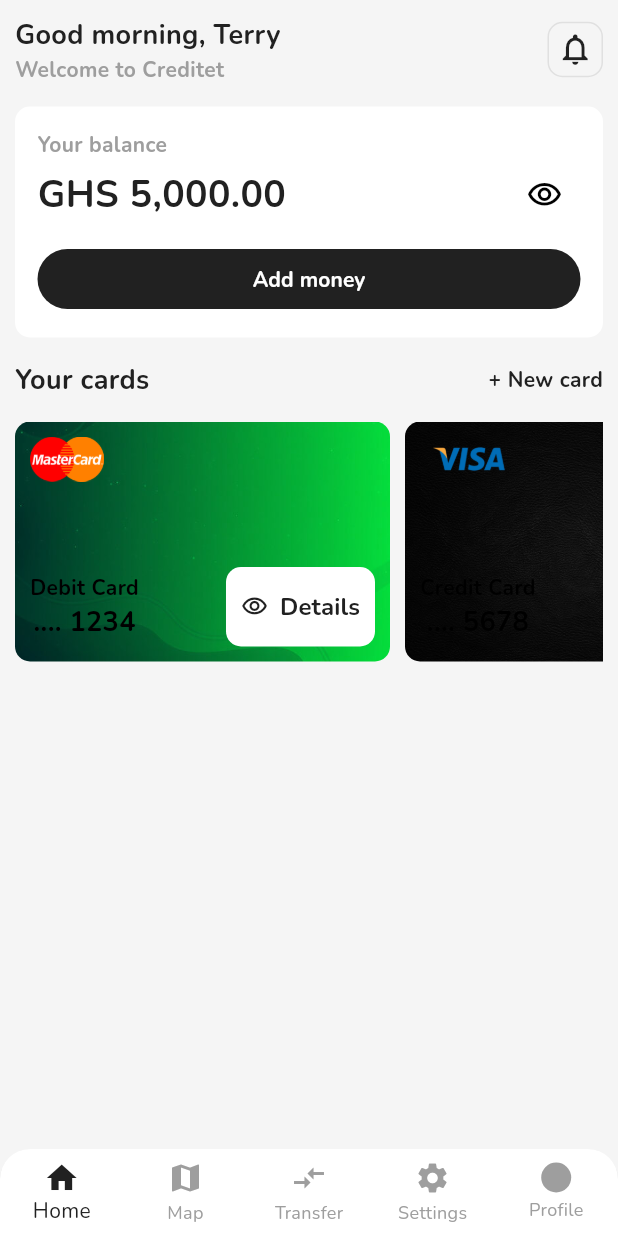
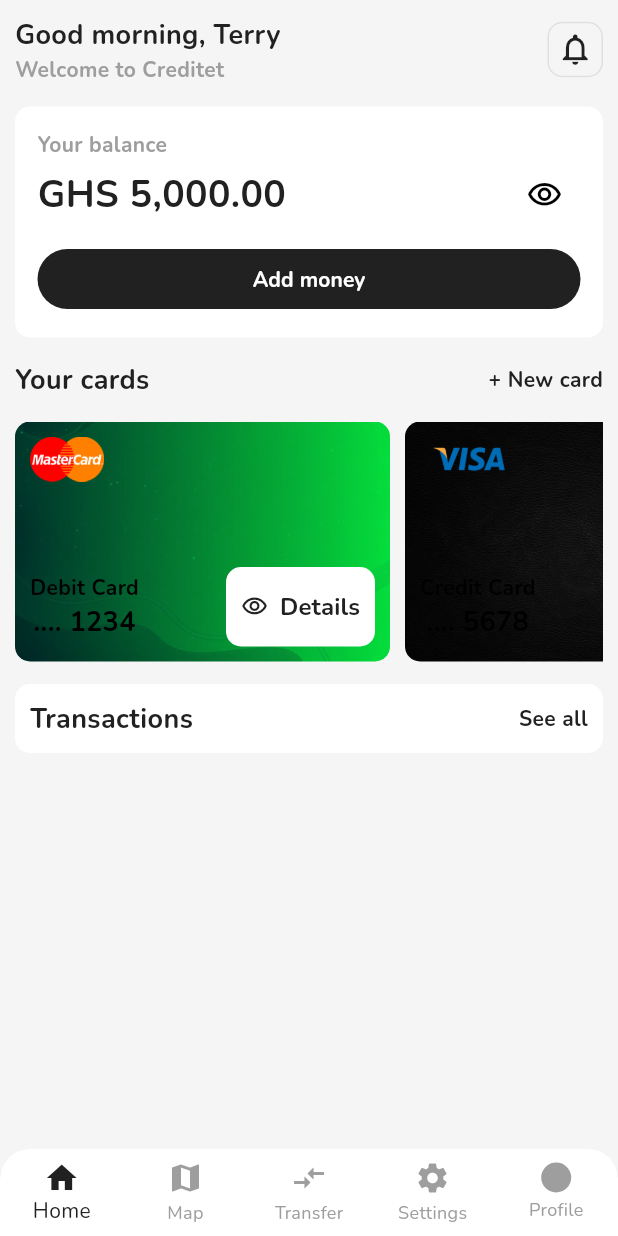
Before and after one commit to Grld-Andy/Banking-Mobile, a Flutter app: the screen it shows after launch, on a phone screen of 412 x 824 dp. Run offline on Flutter 3.47's test engine with Material 3 defaults, Android fonts, the phone set to English and light mode, and no system bars.

Commit message:
add cards list

```diff
--- /dev/null
+++ b/lib/features/main/presentation/components/homepage/credit_card.dart
@@ -0,0 +1,96 @@
+import 'package:flutter/material.dart';
+import 'package:mobile_bank/features/main/domain/models/bank_card.dart';
+
+class CreditCard extends StatelessWidget {
+  const CreditCard({
+    super.key,
+    required this.card,
+  });
+
+  final BankCard card;
+
+  @override
+  Widget build(BuildContext context) {
+    return SizedBox(
+      width: 250,
+      child: Stack(
+        children: [
+          ClipRRect(
+            borderRadius: BorderRadius.circular(10),
+            child: Container(
+              decoration: BoxDecoration(
+                borderRadius: BorderRadius.circular(10)
+              ),
+              child: Image.asset(
+                card.backgroundImage,
+                height: 160,
+                width: double.infinity,
+                fit: BoxFit.cover,
+              ),
+            ),
+          ),
+          Padding(
+            padding: EdgeInsets.all(10),
+            child: Column(
+              crossAxisAlignment: CrossAxisAlignment.start,
+              mainAxisAlignment: MainAxisAlignment.spaceBetween,
+              children: [
+                Image.asset(
+                  card.bankLogo,
+                  height: 30,
+                ),
+                Row(
+                  mainAxisAlignment: MainAxisAlignment.spaceBetween,
+                  children: [
+                    Column(
+                      children: [
+                        Text(
+                          card.cardType,
+                          style: TextStyle(
+                            color: Colors.black,
+                            fontWeight: FontWeight.bold,
+                            fontSize: Theme.of(context).textTheme.bodySmall?.fontSize
+                          ),
+                        ),
+                        Text(
+                          card.cardNumber,
+                          style: TextStyle(
+                            color: Colors.black,
+                            fontWeight: FontWeight.bold,
+                            fontSize: Theme.of(context).textTheme.bodyLarge?.fontSize
+                          ),
+                        ),
+                      ],
+                    ),
+                    TextButton.icon(
+                      onPressed: (){},
+                      style: TextButton.styleFrom(
+                        backgroundColor: Theme.of(context).colorScheme.tertiary,
+                        shape: RoundedRectangleBorder(
+                          borderRadius: BorderRadius.circular(10), // smaller radius
+                        ),
+                        padding: EdgeInsets.symmetric(horizontal: 10, vertical: 15)
+                      ),
+                      icon: Icon(
+                        Icons.visibility_outlined,
+                        color: Theme.of(context).colorScheme.inversePrimary
+                      ),
+                      label: Text(
+                        "Details",
+                        style: TextStyle(
+                          color: Theme.of(context).colorScheme.inversePrimary,
+                          fontWeight: FontWeight.bold,
+                          fontSize: Theme.of(context).textTheme.bodyMedium?.fontSize
+                        ),
+                      ),
+                    )
+                  ],
+                )
+              ],
+            ),
+          )
+        ]
+      ),
+    );
+  }
+}
--- /dev/null
+++ b/lib/features/main/presentation/components/homepage/salutations.dart
@@ -0,0 +1,47 @@
+import 'package:flutter/material.dart';
+
+class Salutations extends StatelessWidget {
+  const Salutations({
+    super.key,
+  });
+
+  @override
+  Widget build(BuildContext context) {
+    return Row(
+      mainAxisAlignment: MainAxisAlignment.spaceBetween,
+      children: [
+        Column(
+          crossAxisAlignment: CrossAxisAlignment.start,
+          children: [
+            Text(
+              "Good morning, Terry",
+              style: TextStyle(
+                color: Theme.of(context).colorScheme.inversePrimary,
+                fontWeight: FontWeight.bold,
+                fontSize: Theme.of(context).textTheme.bodyLarge?.fontSize
+              ),
+            ),
+            Text(
+              "Welcome to Creditet",
+              style: TextStyle(
+                color: Theme.of(context).colorScheme.primary,
+                fontWeight: FontWeight.bold,
+                fontSize: Theme.of(context).textTheme.bodySmall?.fontSize
+              ),
+            ),
+          ],
+        ),
+        GestureDetector(
+          child: Container(
+            padding: EdgeInsets.all(5),
+            decoration: BoxDecoration(
+              border: Border.all(width: 1, color: Theme.of(context).colorScheme.secondary),
+              borderRadius: BorderRadius.circular(10),
+            ),
+            child: Icon(Icons.notifications_none_outlined, size: 25,)
+          ),
+        )
+      ],
+    );
+  }
+}
--- a/lib/features/main/presentation/pages/homepage.dart
+++ b/lib/features/main/presentation/pages/homepage.dart
@@ -1,6 +1,8 @@
 import 'package:flutter/material.dart';
 import 'package:intl/intl.dart';
 import 'package:mobile_bank/features/main/domain/models/bank_card.dart';
+import 'package:mobile_bank/features/main/presentation/components/homepage/credit_card.dart';
+import 'package:mobile_bank/features/main/presentation/components/homepage/salutations.dart';
 
 class Homepage extends StatefulWidget {
   const Homepage({super.key});
@@ -56,42 +58,7 @@ class _HomepageState extends State<Homepage> {
       spacing: 15,
       children: [
         // Salutations
-        Row(
-          mainAxisAlignment: MainAxisAlignment.spaceBetween,
-          children: [
-            Column(
-              crossAxisAlignment: CrossAxisAlignment.start,
-              children: [
-                Text(
-                  "Good morning, Terry",
-                  style: TextStyle(
-                    color: Theme.of(context).colorScheme.inversePrimary,
-                    fontWeight: FontWeight.bold,
-                    fontSize: Theme.of(context).textTheme.bodyLarge?.fontSize
-                  ),
-                ),
-                Text(
-                  "Welcome to Creditet",
-                  style: TextStyle(
-                    color: Theme.of(context).colorScheme.primary,
-                    fontWeight: FontWeight.bold,
-                    fontSize: Theme.of(context).textTheme.bodySmall?.fontSize
-                  ),
-                ),
-              ],
-            ),
-            GestureDetector(
-              child: Container(
-                padding: EdgeInsets.all(5),
-                decoration: BoxDecoration(
-                  border: Border.all(width: 1, color: Theme.of(context).colorScheme.secondary),
-                  borderRadius: BorderRadius.circular(10),
-                ),
-                child: Icon(Icons.notifications_none_outlined, size: 25,)
-              ),
-            )
-          ],
-        ),
+        Salutations(),
 
         // Check balance
         Container(
@@ -180,93 +147,44 @@ class _HomepageState extends State<Homepage> {
             separatorBuilder: (_, __) => SizedBox(width: 10),
             itemBuilder: (context, index) {
               final card = myCards[index];
-              return SizedBox(
-                width: 250,
-                child: Stack(
-                  children: [
-                    ClipRRect(
-                      borderRadius: BorderRadius.circular(10),
-                      child: Container(
-                        decoration: BoxDecoration(
-                          borderRadius: BorderRadius.circular(10)
-                        ),
-                        child: Image.asset(
-                          card.backgroundImage,
-                          height: 160,
-                          width: double.infinity,
-                          fit: BoxFit.cover,
+              return CreditCard(card: card);
+            }
           ),
         ),
+
+        // Transactions
+        Container(
+          padding: EdgeInsets.all(10),
+          decoration: BoxDecoration(
+            borderRadius: BorderRadius.circular(10),
+            color: Theme.of(context).colorScheme.tertiary,
           ),
-                    Padding(
-                      padding: EdgeInsets.all(10),
           child: Column(
-                        crossAxisAlignment: CrossAxisAlignment.start,
-                        mainAxisAlignment: MainAxisAlignment.spaceBetween,
             children: [
-                          Image.asset(
-                            card.bankLogo,
-                            height: 30,
-                          ),
               Row(
                 mainAxisAlignment: MainAxisAlignment.spaceBetween,
                 children: [
-                              Column(
-                                children: [
                   Text(
-                                    card.cardType,
+                    "Transactions",
                     style: TextStyle(
-                                      color: Colors.black,
-                                      fontWeight: FontWeight.bold,
-                                      fontSize: Theme.of(context).textTheme.bodySmall?.fontSize
-                                    ),
-                                  ),
-                                  Text(
-                                    card.cardNumber,
-                                    style: TextStyle(
-                                      color: Colors.black,
+                      color: Theme.of(context).colorScheme.inversePrimary,
                       fontWeight: FontWeight.bold,
                       fontSize: Theme.of(context).textTheme.bodyLarge?.fontSize
                     ),
                   ),
-                                ],
-                              ),
-                              TextButton.icon(
-                                onPressed: (){},
-                                style: TextButton.styleFrom(
-                                  backgroundColor: Theme.of(context).colorScheme.tertiary,
-                                  shape: RoundedRectangleBorder(
-                                    borderRadius: BorderRadius.circular(10), // smaller radius
-                                  ),
-                                  padding: EdgeInsets.symmetric(horizontal: 10, vertical: 15)
-                                ),
-                                icon: Icon(
-                                  Icons.visibility_outlined,
-                                  color: Theme.of(context).colorScheme.inversePrimary
-                                ),
-                                label: Text(
-                                  "Details",
+                  Text(
+                    "See all",
                     style: TextStyle(
                       color: Theme.of(context).colorScheme.inversePrimary,
                       fontWeight: FontWeight.bold,
-                                    fontSize: Theme.of(context).textTheme.bodyMedium?.fontSize
-                                  ),
+                      fontSize: Theme.of(context).textTheme.bodySmall?.fontSize
                     ),
                   )
                 ],
               )
             ],
           ),
-                    )
-                  ]
         ),
-              );
-            }
-          ),
-        ),
-
-        // Transactions
-        // Container(),
       ],
     );
   }
```
Also changed, not shown: assets/images/aliexpress.jpg (added), assets/images/amazon.png (added), assets/images/kfc.png (added), assets/images/melcom.png (added), assets/images/papas_pizza.png (added). Lines whose indentation alone changed are shown as unchanged.
